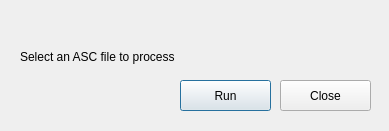
pdurdin/QuickMag, file quick_mag_dialog_base.ui: the form before one commit.
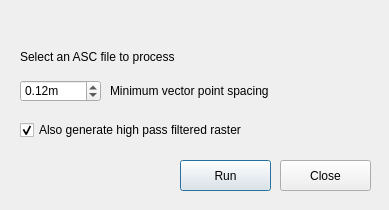
The form after the commit. Custom widgets are drawn as their Qt base class.

The edit to the form file:
```diff
--- a/quick_mag_dialog_base.ui
+++ b/quick_mag_dialog_base.ui
@@ -7,7 +7,7 @@
     <x>0</x>
     <y>0</y>
     <width>389</width>
-    <height>131</height>
+    <height>210</height>
    </rect>
   </property>
   <property name="sizePolicy">
@@ -36,7 +36,7 @@
    <property name="geometry">
     <rect>
      <x>180</x>
-     <y>80</y>
+     <y>160</y>
      <width>91</width>
      <height>31</height>
     </rect>
@@ -55,7 +55,7 @@
    <property name="geometry">
     <rect>
      <x>280</x>
-     <y>80</y>
+     <y>160</y>
      <width>91</width>
      <height>31</height>
     </rect>
@@ -86,6 +86,66 @@
     <set>Qt::AlignLeading|Qt::AlignLeft|Qt::AlignTop</set>
    </property>
   </widget>
+  <widget class="QCheckBox" name="quickMagHighPass">
+   <property name="geometry">
+    <rect>
+     <x>20</x>
+     <y>120</y>
+     <width>351</width>
+     <height>20</height>
+    </rect>
+   </property>
+   <property name="text">
+    <string>Also generate high pass filtered raster</string>
+   </property>
+   <property name="checked">
+    <bool>true</bool>
+   </property>
+  </widget>
+  <widget class="QDoubleSpinBox" name="quickMagPointSpacing">
+   <property name="geometry">
+    <rect>
+     <x>20</x>
+     <y>80</y>
+     <width>81</width>
+     <height>22</height>
+    </rect>
+   </property>
+   <property name="prefix">
+    <string/>
+   </property>
+   <property name="suffix">
+    <string>m</string>
+   </property>
+   <property name="decimals">
+    <number>2</number>
+   </property>
+   <property name="minimum">
+    <double>0.010000000000000</double>
+   </property>
+   <property name="maximum">
+    <double>1.000000000000000</double>
+   </property>
+   <property name="singleStep">
+    <double>0.010000000000000</double>
+   </property>
+   <property name="value">
+    <double>0.120000000000000</double>
+   </property>
+  </widget>
+  <widget class="QLabel" name="label">
+   <property name="geometry">
+    <rect>
+     <x>110</x>
+     <y>80</y>
+     <width>261</width>
+     <height>21</height>
+    </rect>
+   </property>
+   <property name="text">
+    <string>Minimum vector point spacing</string>
+   </property>
+  </widget>
  </widget>
  <customwidgets>
   <customwidget>
```
